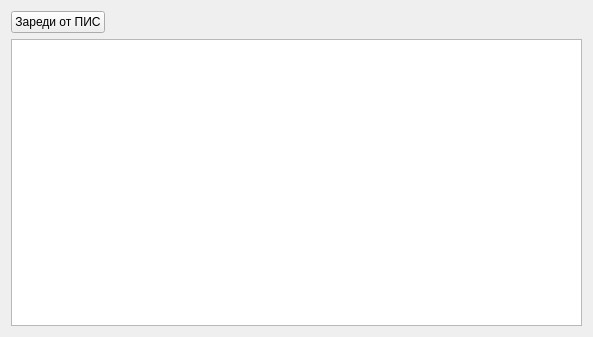
This is src/View/Widgets/ReportFilesView.ui in thefinalcutbg/DinoDent as Qt 5 draws it before an edit. The edited form follows.
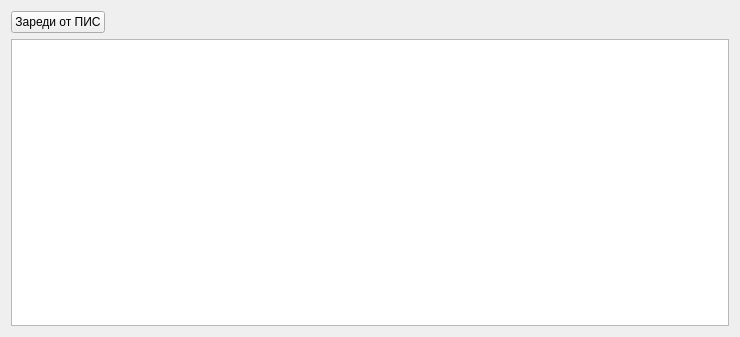
This is the edited form.

The edit to the form file:
```diff
--- a/src/View/Widgets/ReportFilesView.ui
+++ b/src/View/Widgets/ReportFilesView.ui
@@ -6,7 +6,7 @@
    <rect>
     <x>0</x>
     <y>0</y>
-    <width>593</width>
+    <width>740</width>
     <height>337</height>
    </rect>
   </property>
```
